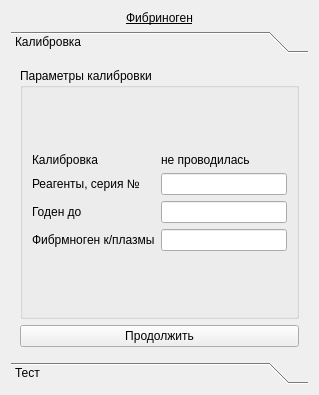
First picture: the form in choisedialog/ko3.ui, repository krang4d/Agrekola, before the edit.
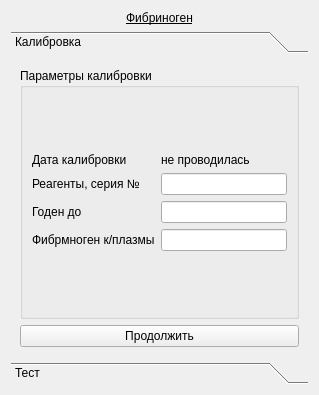
Second picture: the form after the edit. The open tabs and pages were chosen to show the change. Custom widgets are drawn as their Qt base class.

Diff of the .ui file:
```diff
--- a/choisedialog/ko3.ui
+++ b/choisedialog/ko3.ui
@@ -66,7 +66,7 @@
             <item row="0" column="0">
              <widget class="QLabel" name="label_4">
               <property name="text">
-               <string>Калибровка</string>
+               <string>Дата калибровки</string>
               </property>
              </widget>
             </item>
```
Left out of the diff: 2 changed lines with no effect on the pictures.
